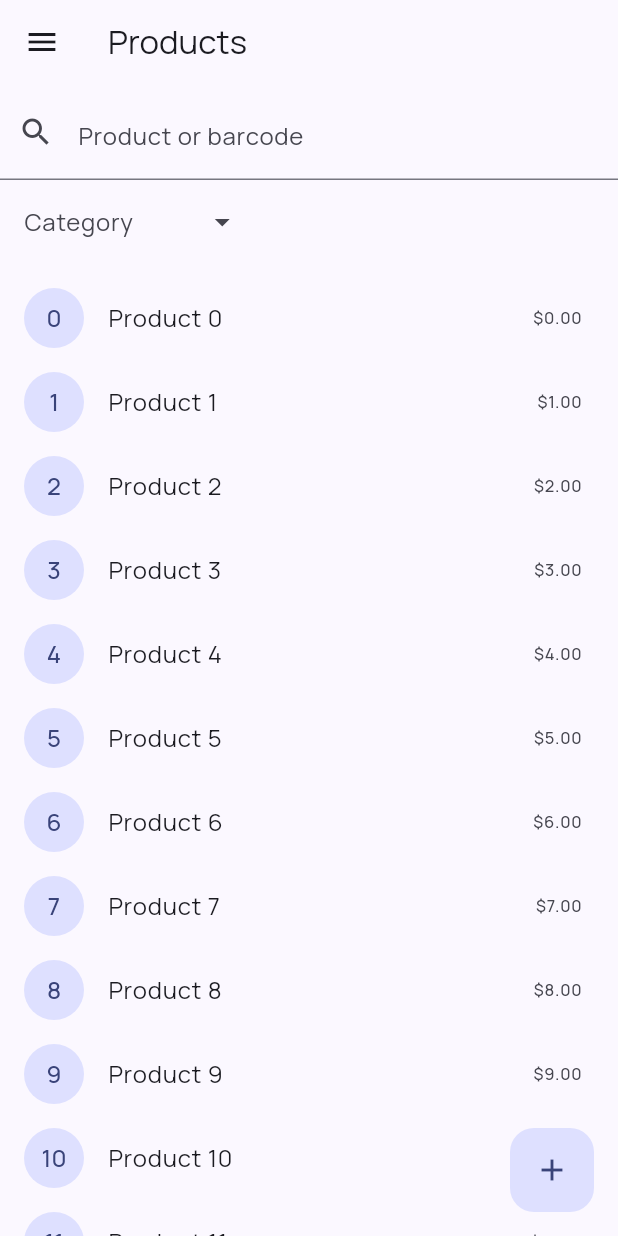
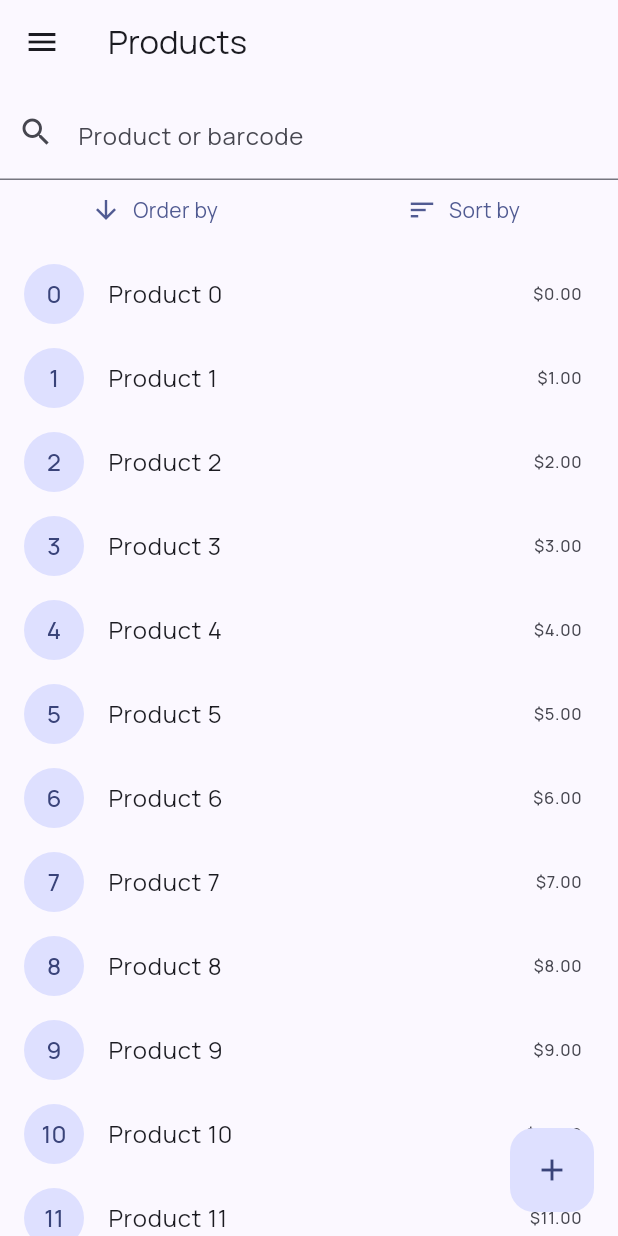
Before and after one commit to CerberusProgrammer/clean_stock, a Flutter app: the ProductPage screen opened by its route, on a phone screen of 412 x 824 dp. Run offline on Flutter 3.47's test engine with Material 3 defaults, Android fonts, the phone set to English and light mode, and no system bars; our stand-ins replace flutter_riverpod, go_router, google_fonts; network calls fail.

```diff
--- a/lib/products/product.page.dart
+++ b/lib/products/product.page.dart
@@ -1,3 +1,5 @@
+import 'package:clean_stock/components/custom_textbutton.dart';
+import 'package:clean_stock/utils/showfade_dialog.dart';
 import 'package:flutter/material.dart';
 import 'package:flutter_riverpod/flutter_riverpod.dart';
 import 'package:clean_stock/layouts/home.layout.dart';
@@ -42,20 +44,27 @@ class _ProductPageState extends ConsumerState<ProductPage> {
                 ),
                 Row(
                   children: [
-                    DropdownMenu(
-                      label: const Text('Category'),
-                      enableSearch: true,
-                      requestFocusOnTap: true,
-                      dropdownMenuEntries: const [
-                        DropdownMenuEntry(
-                            value: 'electronico', label: 'electronico'),
-                        DropdownMenuEntry(value: 'ropa', label: 'ropa'),
-                        DropdownMenuEntry(value: 'comida', label: 'comida'),
-                      ],
-                      inputDecorationTheme: InputDecorationTheme(
-                        border: OutlineInputBorder(
-                            borderRadius: BorderRadius.circular(0),
-                            borderSide: BorderSide.none),
+                    Expanded(
+                      child: CustomTextButton(
+                        title: 'Order by',
+                        icon: Icons.arrow_downward,
+                        onTap: () => showFadeDialog(
+                          title: 'Order by',
+                          context: context,
+                          child: const Text('asd'),
+                        ),
+                      ),
+                    ),
+                    Expanded(
+                      child: CustomTextButton(
+                        title: 'Sort by',
+                        icon: Icons.sort,
+                        onTap: () => showFadeDialog(
+                          title: 'Sort by',
+                          context: context,
+                          child: const Text(
+                              'Contenido del diálogo de pantalla completa'),
+                        ),
                       ),
                     )
                   ],
```
